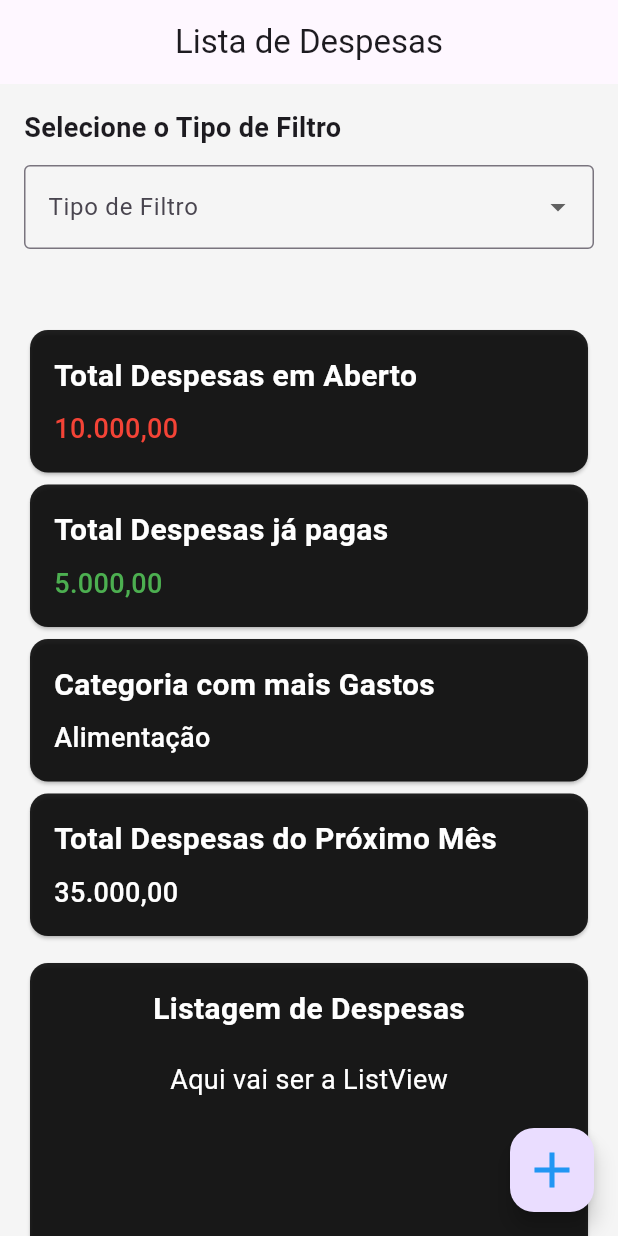
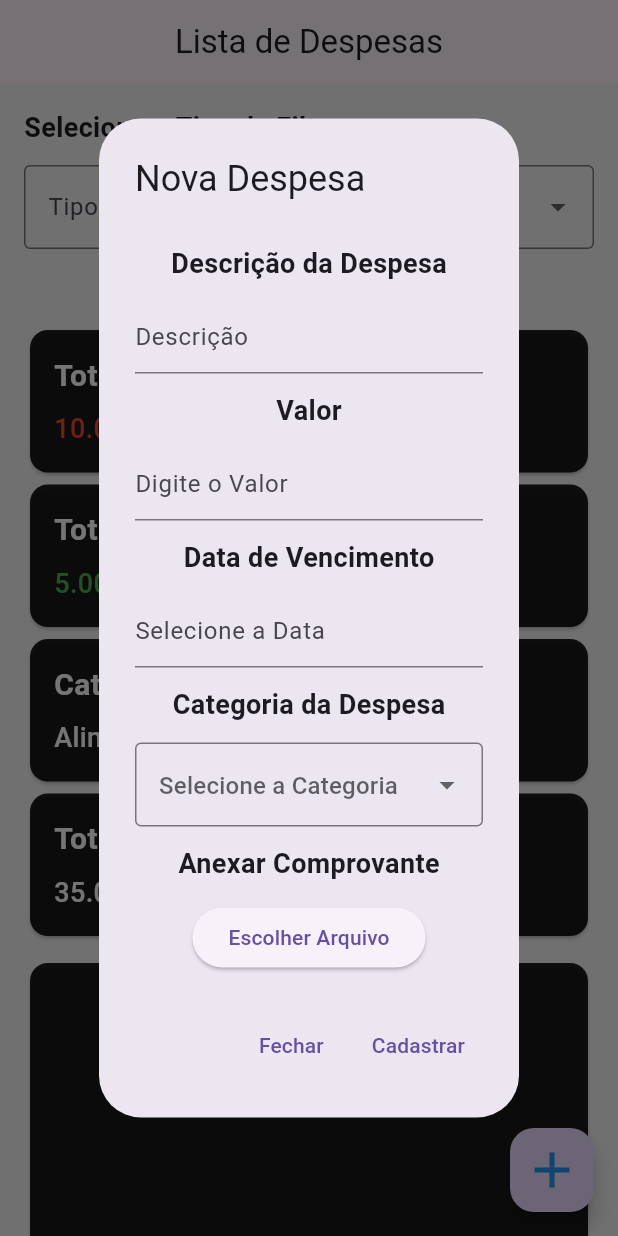
Before and after one commit to KaueSobreira/Aplicativo_Financeiro_Mobile, a Flutter app: the screen it shows after launch, after a tap on the "add" icon, on a phone screen of 412 x 824 dp. Run offline on Flutter 3.47's test engine with Material 3 defaults, Android fonts, the phone set to English and light mode, and no system bars; our stand-ins replace file_picker, month_picker_dialog.

Commit message:
feat: implementado tela de dialog de despesas

```diff
--- a/lib/main.dart
+++ b/lib/main.dart
@@ -1,4 +1,5 @@
 import 'package:flutter/material.dart';
+import 'package:file_picker/file_picker.dart';
 import 'package:month_picker_dialog/month_picker_dialog.dart';
 
 void main() {
@@ -38,7 +39,6 @@ class _ExpenseListPageState extends State<ExpenseListPage> {
     super.dispose();
   }
 
-  // Nomes dos meses para exibir no campo
   String _mesNome(int mes) {
     const nomes = [
       "", "Janeiro", "Fevereiro", "Março", "Abril", "Maio", "Junho",
@@ -46,6 +46,132 @@ class _ExpenseListPageState extends State<ExpenseListPage> {
     ];
     return nomes[mes];
   }
+
+ void mostrarDialogCadastro() {
+  DateTime? dataSelecionada;
+  final TextEditingController dataController = TextEditingController();
+  String? categoriaSelecionada;
+
+  showDialog(
+    context: context,
+    builder: (context) {
+      return AlertDialog(
+        title: const Text("Nova Despesa"),
+        content: SingleChildScrollView(
+          child: Padding(
+            padding: EdgeInsets.only(
+              bottom: MediaQuery.of(context).viewInsets.bottom,
+            ),
+            child: Column(
+              mainAxisSize: MainAxisSize.min,
+              children: [
+                const SizedBox(height: 12),
+                const Text(
+                  "Descrição da Despesa",
+                  style: TextStyle(fontSize: 18, fontWeight: FontWeight.bold),
+                ),
+                const SizedBox(height: 12),
+                TextField(
+                  decoration: const InputDecoration(hintText: "Descrição"),
+                ),
+                const SizedBox(height: 12),
+                const Text(
+                  "Valor",
+                  style: TextStyle(fontSize: 18, fontWeight: FontWeight.bold),
+                ),
+                const SizedBox(height: 12),
+                TextField(
+                  keyboardType: TextInputType.numberWithOptions(decimal: true),
+                  decoration:
+                      const InputDecoration(hintText: "Digite o Valor"),
+                ),
+                const SizedBox(height: 12),
+                const Text(
+                  "Data de Vencimento",
+                  style: TextStyle(fontSize: 18, fontWeight: FontWeight.bold),
+                ),
+                const SizedBox(height: 12),
+                TextField(
+                  controller: dataController,
+                  decoration:
+                      const InputDecoration(hintText: "Selecione a Data"),
+                  readOnly: true,
+                  onTap: () async {
+                    DateTime? dataEscolhida = await showDatePicker(
+                      context: context,
+                      initialDate: DateTime.now(),
+                      firstDate: DateTime(2000),
+                      lastDate: DateTime(2100),
+                    );
+                    if (dataEscolhida != null) {
+                      setState(() {
+                        dataSelecionada = dataEscolhida;
+                        dataController.text =
+                            "${dataEscolhida.day}/${dataEscolhida.month}/${dataEscolhida.year}";
+                      });
+                    }
+                  },
+                ),
+                const SizedBox(height: 12),
+                const Text(
+                  "Categoria da Despesa",
+                  style: TextStyle(fontSize: 18, fontWeight: FontWeight.bold),
+                ),
+                const SizedBox(height: 12),
+                DropdownButtonFormField<String>(
+                  initialValue: categoriaSelecionada,
+                  decoration: const InputDecoration(
+                    hintText: "Selecione a Categoria",
+                    border: OutlineInputBorder(),
+                  ),
+                  items: const [
+                    DropdownMenuItem(
+                        value: "Alimentação", child: Text("Alimentação")),
+                    DropdownMenuItem(
+                        value: "Transporte", child: Text("Transporte")),
+                    DropdownMenuItem(value: "Moradia", child: Text("Moradia")),
+                    DropdownMenuItem(value: "Saúde", child: Text("Saúde")),
+                    DropdownMenuItem(
+                        value: "Educação", child: Text("Educação")),
+                    DropdownMenuItem(value: "Lazer", child: Text("Lazer")),
+                    DropdownMenuItem(value: "Outros", child: Text("Outros")),
+                  ],
+                  onChanged: (valor) {
+                    categoriaSelecionada = valor;
+                  },
+                ),
+                const SizedBox(height: 12),
+                const Text(
+                  "Anexar Comprovante",
+                  style: TextStyle(fontSize: 18, fontWeight: FontWeight.bold),
+                ),
+                const SizedBox(height: 12),
+                ElevatedButton(
+                  onPressed: () async {
+                    await FilePicker.platform.pickFiles();
+                  },
+                  child: const Text("Escolher Arquivo"),
+                ),
+              ],
+            ),
+          ),
+        ),
+        actions: [
+          TextButton(
+            onPressed: () => Navigator.of(context).pop(),
+            child: const Text("Fechar"),
+          ),
+          TextButton(
+            onPressed: () {
+              Navigator.of(context).pop();
+            },
+            child: const Text("Cadastrar"),
+          ),
+        ],
+      );
+    },
+  );
+}
 
   @override
   Widget build(BuildContext context) {
@@ -55,8 +181,11 @@ class _ExpenseListPageState extends State<ExpenseListPage> {
       appBar: AppBar(
         title: const Center(child: Text("Lista de Despesas")),
       ),
+
       floatingActionButton: FloatingActionButton(
-        onPressed: () {},
+        onPressed: () {
+          mostrarDialogCadastro();
+        },
         child: const Icon(Icons.add, size: 40, color: Colors.blue),
       ),
 
@@ -94,7 +223,6 @@ class _ExpenseListPageState extends State<ExpenseListPage> {
 
             const SizedBox(height: 20),
 
-            // ----------- FILTRO DEPENDENTE DO TIPO -----------
             if (tipoFiltroSelecionado == "Por Mês")
               TextField(
                 controller: dataControllerFiltragem,
@@ -117,7 +245,6 @@ class _ExpenseListPageState extends State<ExpenseListPage> {
                   if (mesSelecionado != null) {
                     setState(() {
                       dataFiltagem = mesSelecionado;
-
                       dataControllerFiltragem.text =
                           "${_mesNome(mesSelecionado.month)} / ${mesSelecionado.year}";
                     });
@@ -136,7 +263,6 @@ class _ExpenseListPageState extends State<ExpenseListPage> {
 
             const SizedBox(height: 30),
 
-            // ----------- CARDS DE RESUMO -----------
             _buildResumoCard(
               titulo: "Total Despesas em Aberto",
               valor: "10.000,00",
@@ -163,7 +289,6 @@ class _ExpenseListPageState extends State<ExpenseListPage> {
 
             const SizedBox(height: 10),
 
-            // ----------- LISTAGEM -----------
             Card(
               color: Colors.black87,
               child: Container(
```
